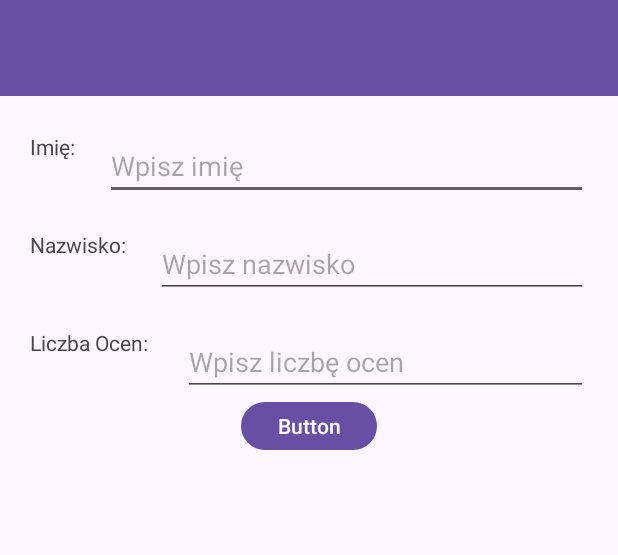
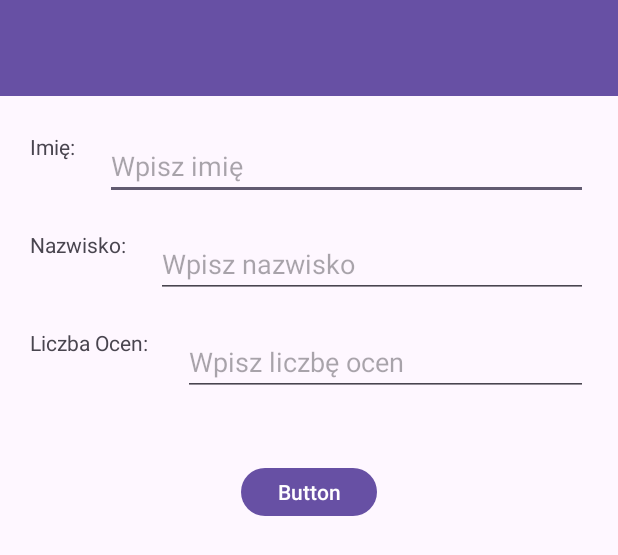
Before and after one commit to gabrylo/lab1grades, an Android app: the layout activity_main.xml on its own in the app's theme, with its tools: preview values and no code run, on a phone screen of 412 x 824 dp. Shown: the top 555 px of the screen. Run offline under Robolectric (Android 15) with nearby library versions, the phone set to English and light mode, and no system bars.

Commit message:
with grade and back to home menu

```diff
--- a/app/src/main/res/layout/activity_main.xml
+++ b/app/src/main/res/layout/activity_main.xml
@@ -71,6 +71,7 @@
         android:id="@+id/btGrades"
         android:layout_width="wrap_content"
         android:layout_height="40dp"
+        android:layout_marginTop="44dp"
         android:text="Button"
         app:layout_constraintEnd_toEndOf="parent"
         app:layout_constraintStart_toStartOf="parent"
@@ -87,4 +88,15 @@
         app:layout_constraintEnd_toEndOf="parent"
         app:layout_constraintStart_toStartOf="parent" />
 
+    <TextView
+        android:id="@+id/tvGrades"
+        android:layout_width="wrap_content"
+        android:layout_height="15dp"
+        android:layout_marginBottom="16dp"
+        android:visibility="visible"
+        app:layout_constraintBottom_toTopOf="@+id/btGrades"
+        app:layout_constraintEnd_toEndOf="parent"
+        app:layout_constraintHorizontal_bias="0.498"
+        app:layout_constraintStart_toStartOf="parent" />
+
 </androidx.constraintlayout.widget.ConstraintLayout>
```
Also changed, not shown: app/src/main/java/com/example/lab1grades/GradesInputActivity.java (+5 -2 lines), app/src/main/java/com/example/lab1grades/MainActivity.java (+27 -1 lines).
